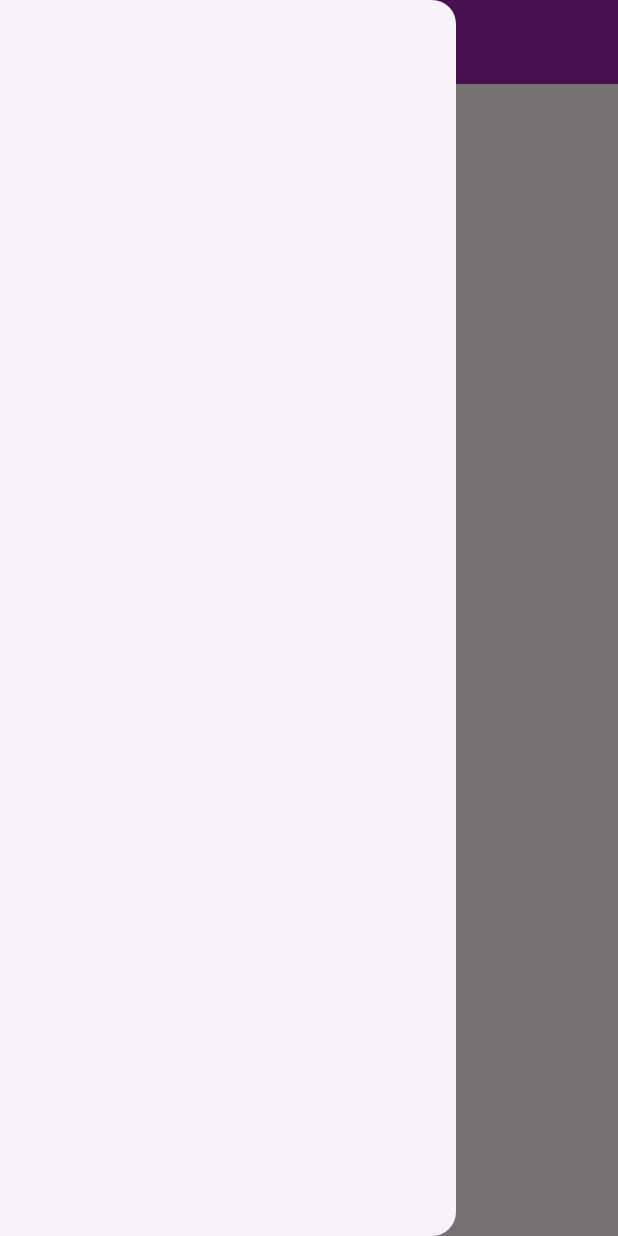
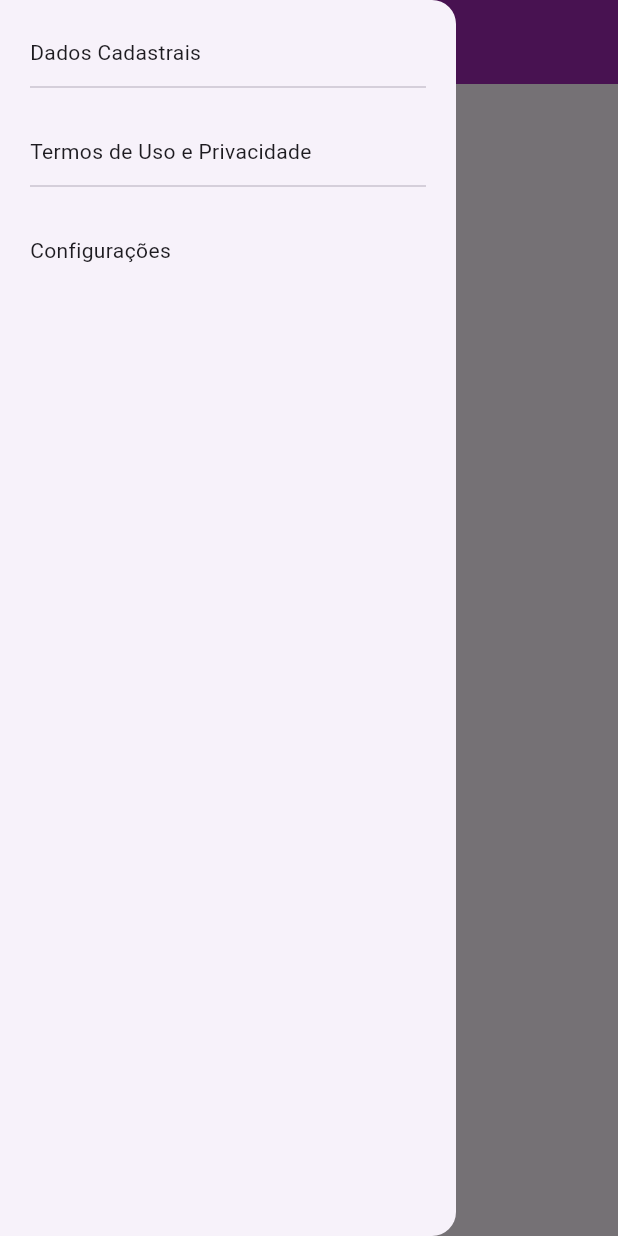
Before and after one commit to leofsousa/flutter-project-dio, a Flutter app: the MainPage screen opened directly, with the side drawer open, on a phone screen of 412 x 824 dp. Run offline on Flutter 3.47's test engine with Material 3 defaults, Android fonts, the phone set to English and light mode, and no system bars; network calls fail.

Commit message:
new page dados cadastrais

```diff
--- a/flutter_apk_1/lib/pages/main_page.dart
+++ b/flutter_apk_1/lib/pages/main_page.dart
@@ -10,11 +10,51 @@ class MainPage extends StatefulWidget {
 class _MainPageState extends State<MainPage> {
   @override
   Widget build(BuildContext context) {
-    return Scaffold(
-      appBar: AppBar(
-        title: const Text("Meu App"),
+    return SafeArea(
+      child: Scaffold(
+        appBar: AppBar(
+          title: const Text("Main Page"),
+        ),
+        drawer: Drawer(
+          child: Padding(
+            padding: const EdgeInsets.symmetric(vertical: 20, horizontal: 20),
+            child: Column(
+              crossAxisAlignment: CrossAxisAlignment.start,
+              children: [
+                InkWell(
+                  child: Container(
+                    padding: const EdgeInsets.symmetric(vertical: 5),
+                    width: double.infinity,
+                    child: const Text("Dados Cadastrais")),
+                  onTap: () {},
+                ),
+                const Divider(),
+                const SizedBox(
+                  height: 20,
+                ),
+                InkWell(
+                  child: Container(
+                    padding: const EdgeInsets.symmetric(vertical: 5),
+                    width: double.infinity,
+                    child: const Text("Termos de Uso e Privacidade")),
+                  onTap: () {},
+                ),
+                const Divider(),
+                const SizedBox(
+                  height: 20,
+                ),
+                InkWell(
+                  child: Container(
+                    padding: const EdgeInsets.symmetric(vertical: 5),
+                    width: double.infinity,
+                    child: const Text("Configurações")),
+                  onTap: () {},
+                ),
+              ],
+            ),
+          ),
+        ),
       ),
-      drawer: const Drawer(),
     );
   }
 }
```
Also changed, not shown: flutter_apk_1/lib/pages/dados_cadastrais.dart (added).
